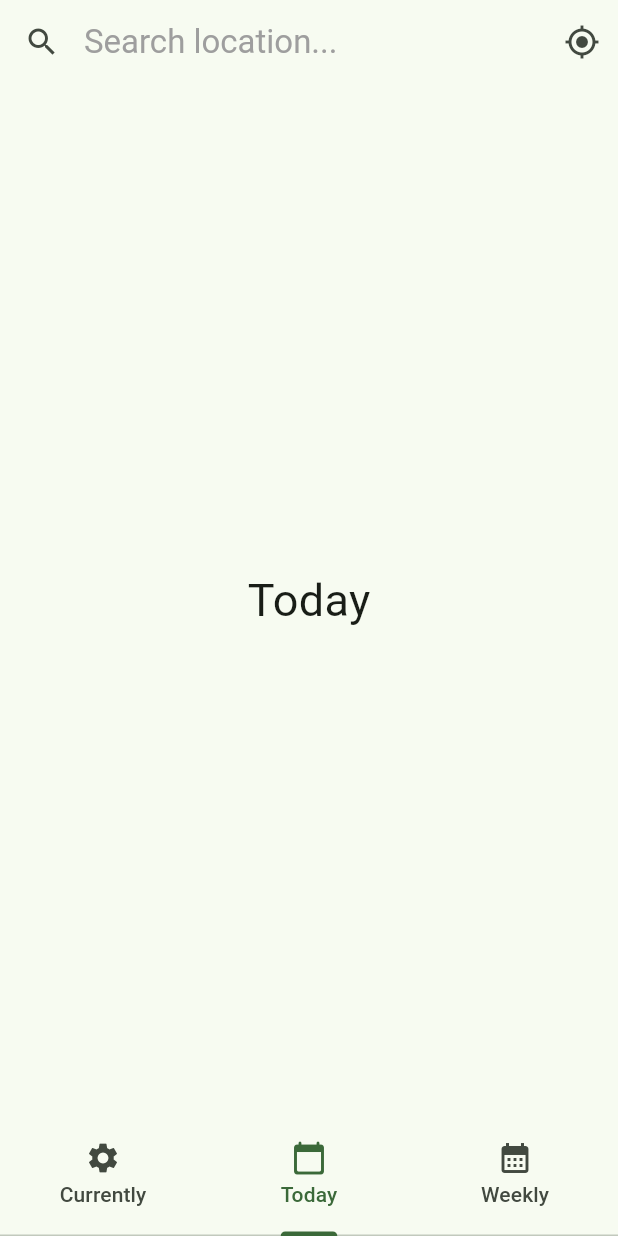
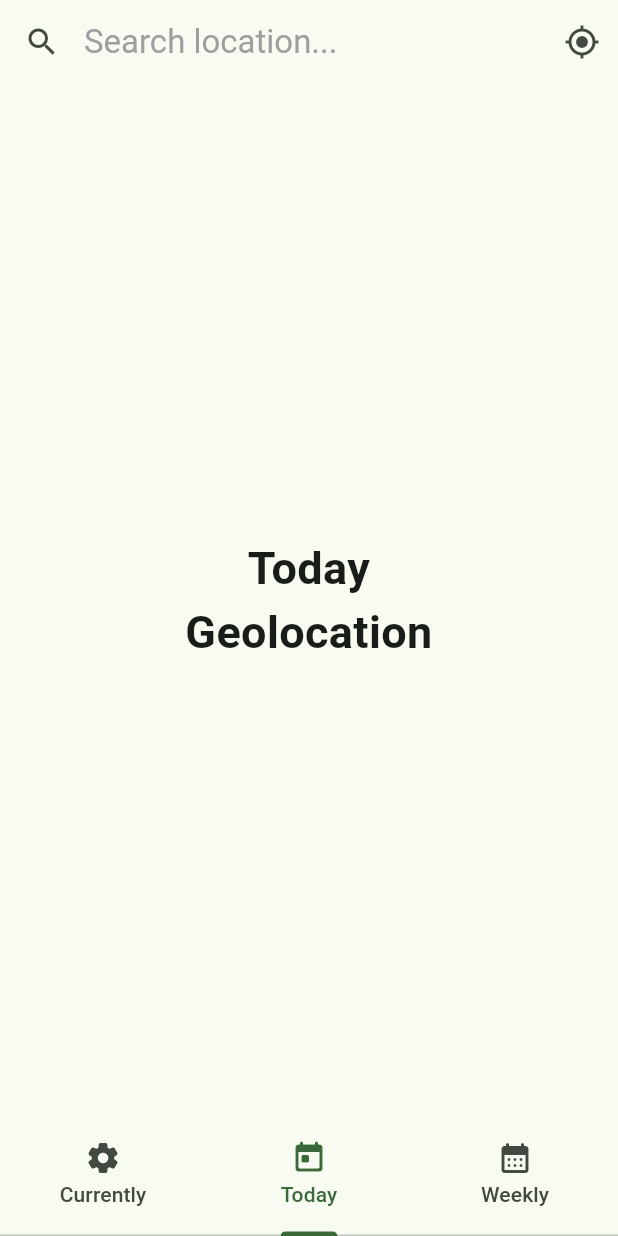
Before and after one commit to aabouqas/mobile, a Flutter app: the screen it shows after launch, item 2 of the bottom bar chosen, after a tap on the "gps fixed" icon, on a phone screen of 412 x 824 dp. Run offline on Flutter 3.47's test engine with Material 3 defaults, Android fonts, the phone set to English and light mode, and no system bars; our stand-ins replace math_expressions.

Commit message:
feat: added module 01 requirements

```diff
--- a/mobileModule01/weather_app/lib/main.dart
+++ b/mobileModule01/weather_app/lib/main.dart
@@ -28,11 +28,20 @@ class MyHomePage extends StatefulWidget {
 
 class _MyHomePageState extends State<MyHomePage> {
 
+  String _displayText = "";
+  final TextEditingController _textEditingController = TextEditingController();
+
   Map<IconData, String> tabs = {
-    Icons.settings: "Currently",
-    Icons.calendar_today_rounded: "Today",
-    Icons.calendar_month_sharp: "Weekly"
+    Icons.settings_rounded: "Currently",
+    Icons.today_rounded: "Today",
+    Icons.calendar_month_rounded: "Weekly"
   };
+
+  @override
+  void dispose() {
+    _textEditingController.dispose();
+    super.dispose();
+  }
 
   @override
   Widget build(BuildContext context) {
@@ -40,8 +49,9 @@ class _MyHomePageState extends State<MyHomePage> {
       length: 3,
       child: Scaffold(
         appBar: AppBar(
-          title: const TextField(
-            decoration: InputDecoration(
+          title: TextField(
+            controller: _textEditingController,
+            decoration: const InputDecoration(
               icon: Icon(Icons.search),
               border: .none,
               focusedBorder: .none,
@@ -50,18 +60,28 @@ class _MyHomePageState extends State<MyHomePage> {
               ),
               )
             ),
+            onSubmitted: (text) {
+              setState(() {
+                _displayText = text;
+              });
+            },
           ),
           actions: [
-            IconButton(onPressed: () {}, icon: const Icon(Icons.gps_fixed))
+            IconButton(onPressed: () => setState(() {
+              _textEditingController.clear();
+              _displayText = "Geolocation";
+            }), icon: const Icon(Icons.gps_fixed))
           ],
         ),
         body: TabBarView(
             children: tabs.entries.map((entry) =>
                   Center(
                       child: Text(
-                        entry.value,
+                        '${entry.value}\n$_displayText'.trim(),
+                        textAlign: .center,
                         style: const TextStyle(
-                            fontSize: 30
+                            fontSize: 30,
+                            fontWeight: .bold,
                         ),
                       )
                   )
```
